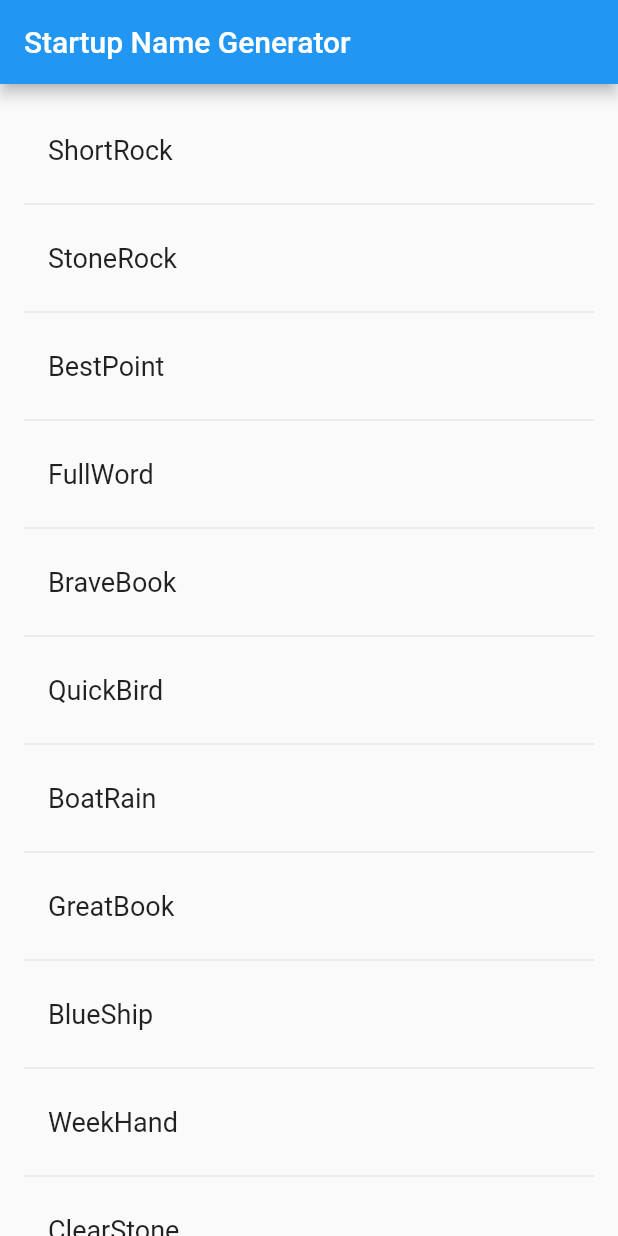
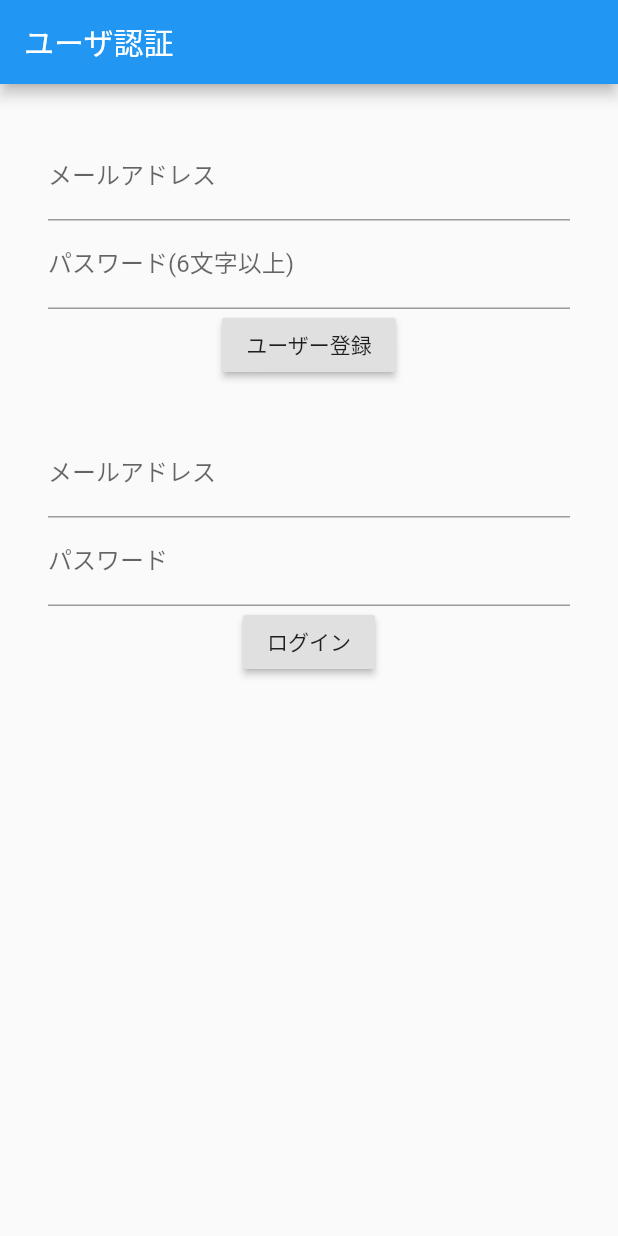
Before and after one commit to aianman4823/flutter-first-sample-app, a Flutter app: the screen it shows after launch, on a phone screen of 412 x 824 dp. Run offline on Flutter 3.47's test engine with Material 2 defaults, Android fonts, the phone set to English and light mode, and no system bars; our stand-ins replace firebase_auth, firebase_core; accounts and stored records are empty.

Commit message:
ユーザ認証を実装

```diff
--- a/lib/main.dart
+++ b/lib/main.dart
@@ -1,142 +1,168 @@
 import 'package:flutter/material.dart';
-import 'package:english_words/english_words.dart';
+import 'package:firebase_auth/firebase_auth.dart';
+import 'package:firebase_core/firebase_core.dart';
 
 void main() {
-  runApp(MyApp());
+  runApp(App());
+}
+
+class App extends StatelessWidget {
+  @override
+  Widget build(BuildContext context) {
+    return FutureBuilder(
+      // Initialize FlutterFire
+      future: Firebase.initializeApp(),
+      builder: (context, snapshot) {
+        // Check for errors
+        if (snapshot.hasError) {
+          return Container(color: Colors.white);
+        }
+
+        // Once complete, show your application
+        if (snapshot.connectionState == ConnectionState.done) {
+          return MyApp();
+        }
+
+        // Otherwise, show something whilst waiting for initialization to complete
+        return Container(color: Colors.blue);
+      },
+    );
+  }
 }
 
 class MyApp extends StatelessWidget {
   @override
   Widget build(BuildContext context) {
     return MaterialApp(
-      title: 'Startup Name Generator',
-      home: RandomWords(),
+      debugShowCheckedModeBanner: false,
+      title: 'Flutter Demo',
+      theme: ThemeData(
+        primarySwatch: Colors.blue,
+        visualDensity: VisualDensity.adaptivePlatformDensity,
+      ),
+      home: MyAuthPage(),
     );
   }
 }
 
-class MyHomePage extends StatefulWidget {
-  MyHomePage({Key key, this.title}) : super(key: key);
-
-  // This widget is the home page of your application. It is stateful, meaning
-  // that it has a State object (defined below) that contains fields that affect
-  // how it looks.
-
-  // This class is the configuration for the state. It holds the values (in this
-  // case the title) provided by the parent (in this case the App widget) and
-  // used by the build method of the State. Fields in a Widget subclass are
-  // always marked "final".
-
-  final String title;
-
+class MyAuthPage extends StatefulWidget {
   @override
-  _MyHomePageState createState() => _MyHomePageState();
+  _MyAuthPageState createState() => _MyAuthPageState();
 }
 
-class _MyHomePageState extends State<MyHomePage> {
-  int _counter = 0;
+class _MyAuthPageState extends State<MyAuthPage> {
+  String newUserEmail = "";
+  String newUserPassword = "";
 
-  void _incrementCounter() {
-    setState(() {
-      // This call to setState tells the Flutter framework that something has
-      // changed in this State, which causes it to rerun the build method below
-      // so that the display can reflect the updated values. If we changed
-      // _counter without calling setState(), then the build method would not be
-      // called again, and so nothing would appear to happen.
-      _counter++;
-    });
-  }
+  String loginUserEmail = "";
+  String loginUserPassword = "";
 
-  @override
-  Widget build(BuildContext context) {
-    // This method is rerun every time setState is called, for instance as done
-    // by the _incrementCounter method above.
-    //
-    // The Flutter framework has been optimized to make rerunning build methods
-    // fast, so that you can just rebuild anything that needs updating rather
-    // than having to individually change instances of widgets.
-    return Scaffold(
-      appBar: AppBar(
-        // Here we take the value from the MyHomePage object that was created by
-        // the App.build method, and use it to set our appbar title.
-        title: Text(widget.title),
-      ),
-      body: Center(
-        // Center is a layout widget. It takes a single child and positions it
-        // in the middle of the parent.
-        child: Column(
-          // Column is also a layout widget. It takes a list of children and
-          // arranges them vertically. By default, it sizes itself to fit its
-          // children horizontally, and tries to be as tall as its parent.
-          //
-          // Invoke "debug painting" (press "p" in the console, choose the
-          // "Toggle Debug Paint" action from the Flutter Inspector in Android
-          // Studio, or the "Toggle Debug Paint" command in Visual Studio Code)
-          // to see the wireframe for each widget.
-          //
-          // Column has various properties to control how it sizes itself and
-          // how it positions its children. Here we use mainAxisAlignment to
-          // center the children vertically; the main axis here is the vertical
-          // axis because Columns are vertical (the cross axis would be
-          // horizontal).
-          mainAxisAlignment: MainAxisAlignment.center,
-          children: <Widget>[
-            Text(
-              'You have pushed the button this many times:',
-            ),
-            Text(
-              '$_counter',
-              style: Theme.of(context).textTheme.headline4,
-            ),
-          ],
-        ),
-      ),
-      floatingActionButton: FloatingActionButton(
-        onPressed: _incrementCounter,
-        tooltip: 'Increment',
-        child: Icon(Icons.add),
-      ), // This trailing comma makes auto-formatting nicer for build methods.
-    );
-  }
-}
+  String infoText = "";
 
-class RandomWords extends StatefulWidget {
-  @override
-  _RandomWordsState createState() => _RandomWordsState();
-}
-
-class _RandomWordsState extends State<RandomWords> {
-  final _suggestions = <WordPair>[];
-  final _biggerFont = TextStyle(fontSize: 18.0);
   @override
   Widget build(BuildContext context) {
     return Scaffold(
       appBar: AppBar(
-        title: Text('Startup Name Generator'),
+        title: Text('ユーザ認証'),
       ),
-      body: _buildSuggestions(),
-    );
-  }
+      body: Center(
+        child: Container(
+          padding: EdgeInsets.all(32),
+          child: Column(
+            children: <Widget>[
+              TextFormField(
+                decoration: InputDecoration(labelText: "メールアドレス"),
+                onChanged: (String value) {
+                  setState(() {
+                    newUserEmail = value;
+                  });
+                },
+              ),
+              TextFormField(
+                decoration: InputDecoration(labelText: "パスワード(6文字以上)"),
+                obscureText: true,
+                onChanged: (String value) {
+                  setState(() {
+                    newUserPassword = value;
+                  });
+                },
+              ),
+              RaisedButton(
+                onPressed: () async {
+                  try {
+                    // final FirebaseAuth auth = FirebaseAuth.instance;
+                    // final UserCredential result =
+                    //     await auth.createUserWithEmailAndPassword(
+                    //   email: newUserEmail,
+                    //   password: newUserPassword,
+                    // );
 
-  Widget _buildSuggestions() {
-    return ListView.builder(
-        padding: EdgeInsets.all(16.0),
-        itemBuilder: /*1*/ (context, i) {
-          if (i.isOdd) return Divider(); /*2*/
+                    User user = (await FirebaseAuth.instance
+                            .createUserWithEmailAndPassword(
+                                email: newUserEmail, password: newUserPassword))
+                        .user;
+                    setState(() {
+                      infoText = "登録OK: ${user.email}";
+                    });
+                  } catch (e) {
+                    setState(() {
+                      infoText = "登録NG: ${e.message}";
+                    });
+                  }
+                  print(infoText);
+                },
+                child: Text("ユーザー登録"),
+              ),
+              Container(
+                height: 32,
+              ),
+              TextFormField(
+                decoration: InputDecoration(labelText: "メールアドレス"),
+                onChanged: (String value) {
+                  setState(() {
+                    loginUserEmail = value;
+                  });
+                },
+              ),
+              TextFormField(
+                decoration: InputDecoration(labelText: "パスワード"),
+                obscureText: true,
+                onChanged: (String value) {
+                  setState(() {
+                    loginUserPassword = value;
+                  });
+                },
+              ),
+              RaisedButton(
+                onPressed: () async {
+                  try {
+                    // final FirebaseAuth auth = FirebaseAuth.instance;
+                    // final UserCredential result =
+                    //     await auth.signInWithEmailAndPassword(
+                    //   email: loginUserEmail,
+                    //   password: loginUserPassword,
+                    // );
 
-          final index = i ~/ 2; /*3*/
-          if (index >= _suggestions.length) {
-            _suggestions.addAll(generateWordPairs().take(10)); /*4*/
-          }
-          return _buildRow(_suggestions[index]);
-        });
-  }
-
-  Widget _buildRow(WordPair pair) {
-    return ListTile(
-      title: Text(
-        pair.asPascalCase,
-        style: _biggerFont,
+                    User user = (await FirebaseAuth.instance
+                            .signInWithEmailAndPassword(
+                                email: loginUserEmail,
+                                password: loginUserPassword))
+                        .user;
+                    setState(() {
+                      infoText = "ログインOK: ${user.email}";
+                    });
+                  } catch (e) {
+                    setState(() {
+                      infoText = "ログインNG: ${e.message}";
+                    });
+                  }
+                },
+                child: Text('ログイン'),
+              ),
+              Container(child: Text(infoText)),
+            ],
+          ),
+        ),
       ),
     );
   }
--- a/pubspec.yaml
+++ b/pubspec.yaml
@@ -24,6 +24,8 @@ dependencies:
   flutter:
     sdk: flutter
   english_words: ^3.1.5
+  firebase_auth: 0.18.0+1
+  firebase_core : ^0.5.0
 
   # The following adds the Cupertino Icons font to your application.
   # Use with the CupertinoIcons class for iOS style icons.
```
Also changed, not shown: pubspec.lock, 6 other files.
